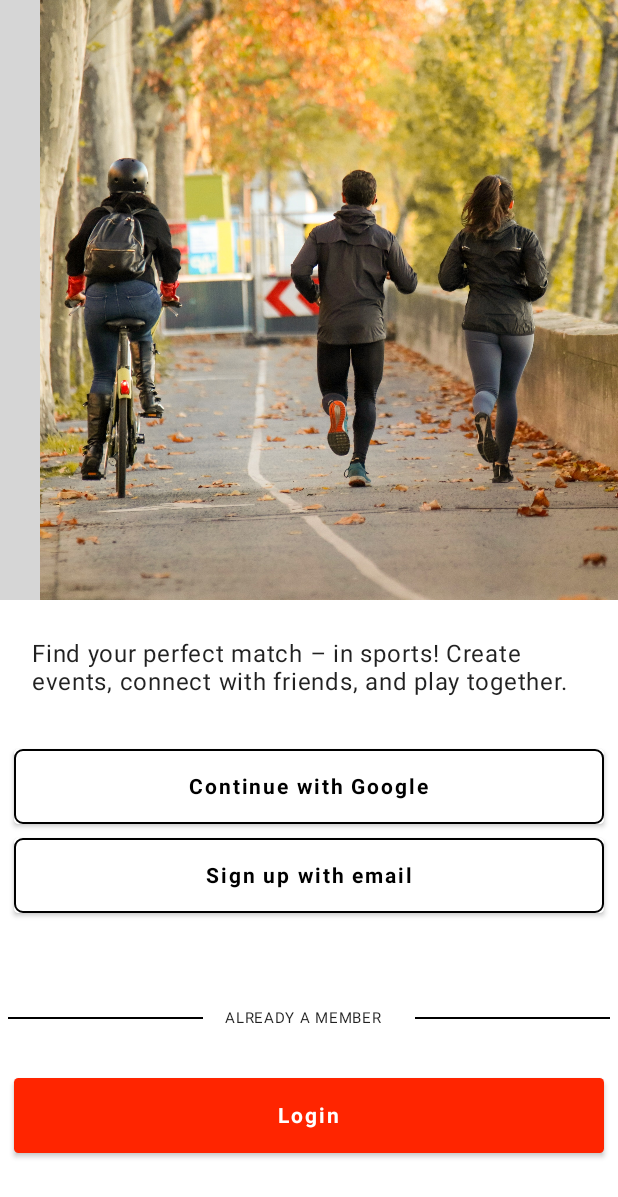
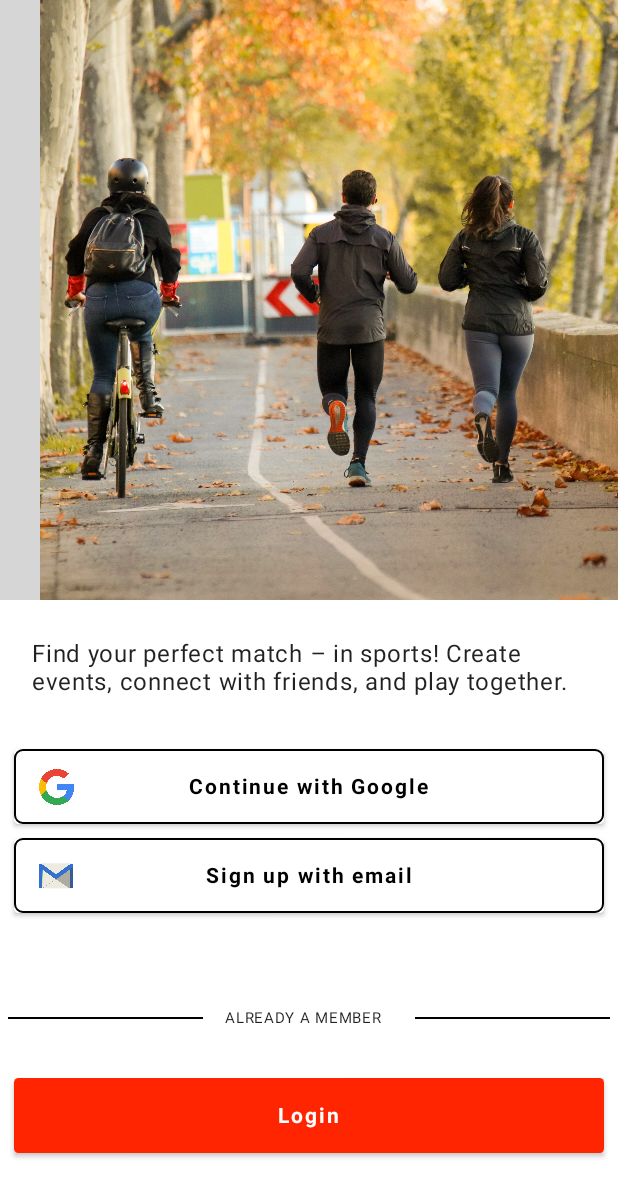
Before and after one commit to AmarHasecic/app-for-organizing-sports-activities-frontend, an Android app built with Jetpack Compose: the screen it shows after launch (MainActivity), after a tap on "Continue with Google", on a phone screen of 412 x 824 dp. Shown: the top 1197 px of the screen. Run offline under Robolectric (Android 15) with nearby library versions, the light colour scheme and no system bars; our stand-ins replace Firebase (no records; nobody signed in at launch, a user with empty details on screens opened directly), accompanist; grey boxes are pictures that could not be loaded.

Commit message:
Sign in with google implementation part I

```diff
--- a/app/src/main/java/ba/unsa/sportevents/MainActivity.kt
+++ b/app/src/main/java/ba/unsa/sportevents/MainActivity.kt
@@ -1,20 +1,27 @@
 package ba.unsa.sportevents
 
 import SportEventsTheme
+import android.os.Build
 import android.os.Bundle
 import androidx.activity.ComponentActivity
 import androidx.activity.compose.setContent
+import androidx.annotation.RequiresApi
 import androidx.core.view.WindowCompat
+import ba.unsa.sportevents.google_signin.GoogleAuthUiClient
 import ba.unsa.sportevents.navigation.Navigation
+import com.google.android.gms.auth.api.identity.Identity
 
 class MainActivity : ComponentActivity() {
+
+    @RequiresApi(Build.VERSION_CODES.O)
     override fun onCreate(savedInstanceState: Bundle?) {
 
         WindowCompat.setDecorFitsSystemWindows(window, false)
         super.onCreate(savedInstanceState)
         setContent {
             SportEventsTheme {
-                Navigation()
+                val lifecycleOwner = this
+                Navigation(applicationContext, lifecycleOwner = lifecycleOwner)
             }
         }
     }
--- a/app/src/main/java/ba/unsa/sportevents/RetrofitInstance.kt
+++ b/app/src/main/java/ba/unsa/sportevents/RetrofitInstance.kt
@@ -8,7 +8,7 @@ object RetrofitInstance {
 
     val userApi: UserApi by lazy {
         Retrofit.Builder()
-            .baseUrl("http://192.168.0.11:8080")
+            .baseUrl("http://192.168.0.126:8080")
             .addConverterFactory(GsonConverterFactory.create())
             .build()
             .create(UserApi::class.java)
--- /dev/null
+++ b/app/src/main/java/ba/unsa/sportevents/google_signin/GoogleAuthUiClient.kt
@@ -0,0 +1,91 @@
+package ba.unsa.sportevents.google_signin
+
+import android.content.Context
+import android.content.Intent
+import android.content.IntentSender
+import ba.unsa.etf.R
+import com.google.android.gms.auth.api.identity.BeginSignInRequest
+import com.google.android.gms.auth.api.identity.BeginSignInRequest.GoogleIdTokenRequestOptions
+import com.google.android.gms.auth.api.identity.SignInClient
+import com.google.firebase.auth.GoogleAuthProvider
+import com.google.firebase.auth.ktx.auth
+import com.google.firebase.ktx.Firebase
+import kotlinx.coroutines.CancellationException
+import kotlinx.coroutines.tasks.await
+
+class GoogleAuthUiClient(
+    private val context: Context,
+    private val oneTapClient: SignInClient
+) {
+    private val auth = Firebase.auth
+
+    suspend fun signIn(): IntentSender? {
+        val result = try {
+            oneTapClient.beginSignIn(
+                buildSignInRequest()
+            ).await()
+        } catch(e: Exception) {
+            e.printStackTrace()
+            if(e is CancellationException) throw e
+            null
+        }
+        return result?.pendingIntent?.intentSender
+    }
+
+    suspend fun signInWithIntent(intent: Intent): SignInResult {
+        val credential = oneTapClient.getSignInCredentialFromIntent(intent)
+        val googleIdToken = credential.googleIdToken
+        val googleCredentials = GoogleAuthProvider.getCredential(googleIdToken, null)
+        return try {
+            val user = auth.signInWithCredential(googleCredentials).await().user
+            SignInResult(
+                data = user?.run {
+                    UserData(
+                        userId = uid,
+                        username = displayName,
+                        profilePictureUrl = photoUrl?.toString()
+                    )
+                },
+                errorMessage = null
+            )
+        } catch(e: Exception) {
+            e.printStackTrace()
+            if(e is CancellationException) throw e
+            SignInResult(
+                data = null,
+                errorMessage = e.message
+            )
+        }
+    }
+
+    suspend fun signOut() {
+        try {
+            oneTapClient.signOut().await()
+            auth.signOut()
+        } catch(e: Exception) {
+            e.printStackTrace()
+            if(e is CancellationException) throw e
+        }
+    }
+
+    fun getSignedInUser(): UserData? = auth.currentUser?.run {
+        UserData(
+            userId = uid,
+            username = displayName,
+            profilePictureUrl = photoUrl?.toString()
+        )
+    }
+
+    private fun buildSignInRequest(): BeginSignInRequest {
+        return BeginSignInRequest.Builder()
+            .setGoogleIdTokenRequestOptions(
+                GoogleIdTokenRequestOptions.builder()
+                    .setSupported(true)
+                    .setFilterByAuthorizedAccounts(false)
+                    .setServerClientId(context.getString(R.string.web_client_id))
+                    .build()
+            )
+            .setAutoSelectEnabled(true)
+            .build()
+    }
+}
--- /dev/null
+++ b/app/src/main/java/ba/unsa/sportevents/google_signin/SignInState.kt
@@ -0,0 +1,7 @@
+package ba.unsa.sportevents.google_signin
+
+
+data class SignInState(
+    val isSignInSuccessful: Boolean = false,
+    val signInError: String? = null
+)
--- /dev/null
+++ b/app/src/main/java/ba/unsa/sportevents/google_signin/SignInViewModel.kt
@@ -0,0 +1,23 @@
+package ba.unsa.sportevents.google_signin
+
+import androidx.lifecycle.ViewModel
+import kotlinx.coroutines.flow.MutableStateFlow
+import kotlinx.coroutines.flow.asStateFlow
+import kotlinx.coroutines.flow.update
+
+class SignInViewModel: ViewModel() {
+
+    private val _state = MutableStateFlow(SignInState())
+    val state = _state.asStateFlow()
+
+    fun onSignInResult(result: SignInResult) {
+        _state.update { it.copy(
+            isSignInSuccessful = result.data != null,
+            signInError = result.errorMessage
+        ) }
+    }
+
+    fun resetState() {
+        _state.update { SignInState() }
+    }
+}
--- a/app/src/main/java/ba/unsa/sportevents/login/LoginFrontPage.kt
+++ b/app/src/main/java/ba/unsa/sportevents/login/LoginFrontPage.kt
@@ -1,6 +1,8 @@
 package ba.unsa.sportevents.login
 
 
+import android.widget.Toast
+import androidx.compose.foundation.Image
 import androidx.compose.foundation.background
 import androidx.compose.foundation.border
 import androidx.compose.foundation.layout.*
@@ -9,19 +11,42 @@ import androidx.compose.material.Button
 import androidx.compose.material.ButtonDefaults
 import androidx.compose.material.Text
 import androidx.compose.runtime.Composable
+import androidx.compose.runtime.LaunchedEffect
 import androidx.compose.ui.Alignment
 import androidx.compose.ui.Modifier
 import androidx.compose.ui.graphics.Color
+import androidx.compose.ui.platform.LocalContext
+import androidx.compose.ui.res.painterResource
 import androidx.compose.ui.unit.dp
 import androidx.compose.ui.unit.sp
 import androidx.navigation.NavController
 import ba.unsa.etf.R
+import ba.unsa.sportevents.composables.autoScrollLazyRow
+import ba.unsa.sportevents.google_signin.SignInState
 import ba.unsa.sportevents.navigation.Screen
-import ba.unsa.sportevents.composables.autoScrollLazyRow
+import org.intellij.lang.annotations.JdkConstants.HorizontalAlignment
 
 
 @Composable
-fun LoginPage(navController: NavController) {
+fun LoginPage(
+    navController: NavController,
+    state: SignInState,
+    onSignInClick: () -> Unit
+
+    ) {
+
+    //error handling
+    val context = LocalContext.current
+    LaunchedEffect(key1 = state.signInError) {
+        state.signInError?.let { error ->
+            Toast.makeText(
+                context,
+                error,
+                Toast.LENGTH_LONG
+            ).show()
+        }
+    }
+
 
     val images = listOf(
         R.drawable.image1,
@@ -57,9 +82,7 @@ fun LoginPage(navController: NavController) {
             Spacer(modifier = Modifier.height(15.dp))
 
             Button(
-                onClick = {
-
-                },
+                onClick = onSignInClick,
                 modifier = Modifier
                     .fillMaxWidth()
                     .padding(4.dp)
@@ -76,13 +99,34 @@ fun LoginPage(navController: NavController) {
 
 
             ) {
-                Text(text = "Continue with Google")
+
+               Box(
+                   contentAlignment = Alignment.CenterStart,
+                ) {
+
+                    Image(
+                        painter = painterResource(R.drawable.google_icon),
+                        contentDescription = "Google icon",
+                        modifier = Modifier.size(24.dp)
+                    )
+                   Box(
+                       modifier = Modifier
+                           .fillMaxWidth(),
+                       contentAlignment = Alignment.Center,
+                   ) {
+
+                       Text(
+                           text = "Continue with Google"
+                       )
+                   }
+                }
+
             }
             Spacer(modifier = Modifier.height(1.dp))
 
             Button(
                 onClick = {
-                    navController.navigate(Screen.RegisterEmailScreen.route)
+
                 },
                 modifier = Modifier
                     .fillMaxWidth()
@@ -93,13 +137,35 @@ fun LoginPage(navController: NavController) {
                         color = Color.Black,
                         shape = RoundedCornerShape(6.dp)
                     ),
-                    colors = ButtonDefaults.buttonColors(
+                colors = ButtonDefaults.buttonColors(
                     backgroundColor = Color.White,
                     contentColor = Color.Black
                 )
 
+
             ) {
-                Text(text = "Sign up with email")
+
+                Box(
+                    contentAlignment = Alignment.CenterStart,
+                ) {
+
+                    Image(
+                        painter = painterResource(R.drawable.email),
+                        contentDescription = "Google icon",
+                        modifier = Modifier.size(24.dp)
+                    )
+                    Box(
+                        modifier = Modifier
+                            .fillMaxWidth(),
+                        contentAlignment = Alignment.Center,
+                    ) {
+
+                        Text(
+                            text = "Sign up with email"
+                        )
+                    }
+                }
+
             }
             Spacer(modifier = Modifier.height(60.dp))
 
--- a/app/src/main/java/ba/unsa/sportevents/navigation/Navigation.kt
+++ b/app/src/main/java/ba/unsa/sportevents/navigation/Navigation.kt
@@ -1,28 +1,100 @@
 package ba.unsa.sportevents.navigation
 
+import android.app.Activity.RESULT_OK
+import android.content.Context
 import android.os.Build
+import android.widget.Toast
+import androidx.activity.compose.rememberLauncherForActivityResult
+import androidx.activity.result.IntentSenderRequest
+import androidx.activity.result.contract.ActivityResultContracts
 import androidx.annotation.RequiresApi
 import androidx.compose.runtime.Composable
+import androidx.compose.runtime.LaunchedEffect
+import androidx.compose.runtime.getValue
+import androidx.lifecycle.LifecycleOwner
+import androidx.lifecycle.compose.collectAsStateWithLifecycle
+import androidx.lifecycle.lifecycleScope
+import androidx.lifecycle.viewmodel.compose.viewModel
 import androidx.navigation.NavType
 import androidx.navigation.compose.NavHost
 import androidx.navigation.compose.composable
 import androidx.navigation.compose.rememberNavController
 import androidx.navigation.navArgument
 import ba.unsa.sportevents.UserMainPage
+import ba.unsa.sportevents.google_signin.GoogleAuthUiClient
+import ba.unsa.sportevents.google_signin.SignInViewModel
 import ba.unsa.sportevents.login.LoginPage
 import ba.unsa.sportevents.login.LoginScreen
 import ba.unsa.sportevents.register.RegisterFormEmal
-
+import com.google.android.gms.auth.api.identity.Identity
+import kotlinx.coroutines.launch
 
 @RequiresApi(Build.VERSION_CODES.O)
 @Composable
-fun Navigation(){
-
+fun Navigation(
+    context: Context,
+    lifecycleOwner: LifecycleOwner
+){
     val navController = rememberNavController();
     NavHost(navController = navController, startDestination = Screen.LoginFrontPage.route) {
+
         composable(
                route = Screen.LoginFrontPage.route){
-               LoginPage(navController = navController)
+
+            val viewModel = viewModel<SignInViewModel>()
+            val state by viewModel.state.collectAsStateWithLifecycle()
+            val googleAuthUiClient by lazy {
+                GoogleAuthUiClient(
+                    context = context,
+                    oneTapClient = Identity.getSignInClient(context)
+                )
+            }
+
+            val launcher = rememberLauncherForActivityResult(
+                contract = ActivityResultContracts.StartIntentSenderForResult(),
+                onResult = { result ->
+                    if(result.resultCode == RESULT_OK) {
+                        lifecycleOwner.lifecycleScope.launch {
+                            val signInResult = googleAuthUiClient.signInWithIntent(
+                                intent = result.data ?: return@launch
+                            )
+                            viewModel.onSignInResult(signInResult)
+                        }
+                    }
+                }
+            )
+
+            LaunchedEffect(key1 = state.isSignInSuccessful) {
+                if(state.isSignInSuccessful) {
+                    Toast.makeText(
+                        context,
+                        "Sign in successful",
+                        Toast.LENGTH_LONG
+                    ).show()
+/*
+                    navController.navigate("profile")
+                    viewModel.resetState()
+*/
+
+                }
+            }
+
+               LoginPage(
+                   navController = navController,
+                   state = state,
+                   onSignInClick = {
+                       lifecycleOwner.lifecycleScope.launch {
+                           val signInIntentSender = googleAuthUiClient.signIn()
+                           launcher.launch(
+                               IntentSenderRequest.Builder(
+                                   signInIntentSender ?: return@launch
+                               ).build()
+                           )
+                       }
+                   }
+               )
+
+
         }
 
         composable(
--- a/app/src/main/res/values/strings.xml
+++ b/app/src/main/res/values/strings.xml
@@ -2,4 +2,5 @@
     <string name="app_name">Sport Events</string>
     <string name="title_activity_login">LoginActivity</string>
     <string name="title_activity_user_main_page">UserMainPage</string>
+    <string name="web_client_id">346554480290-io0hai23pslge9bf84jt3hj86g5g9i21.apps.googleusercontent.com</string>
 </resources>
```
Also changed, not shown: app/build.gradle (+34 -26 lines), app/src/main/java/ba/unsa/sportevents/google_signin/SignInResult.kt (added, +12 -0 lines), build.gradle (+5 -2 lines), app/src/main/res/drawable/email.png (added), app/src/main/res/drawable/google_icon.png (added).
